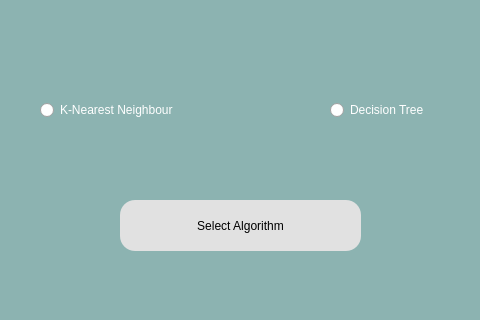
Rizi22/Using-Machine-Learning-Algorithms-to-Predict-the-Price-of-Pre-owned-Cars, file UI_Files/mainMenuUI.ui: the form before one commit; both pictures show x 290 to 770 and y 270 to 590 of the 1100 by 700 pixel window.
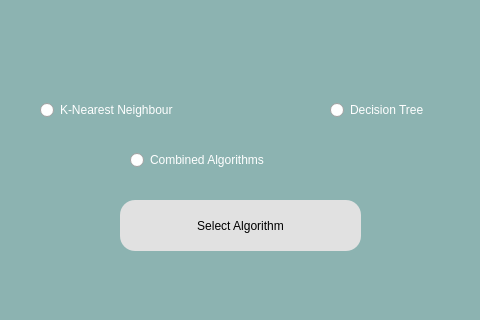
The form after the commit.

Commit message: Worked on combing the algorithms into one

What changed in the file:
```diff
--- a/UI_Files/mainMenuUI.ui
+++ b/UI_Files/mainMenuUI.ui
@@ -131,6 +131,23 @@
      <string>Linear Regression</string>
     </property>
    </widget>
+   <widget class="QRadioButton" name="combinedButton">
+    <property name="geometry">
+     <rect>
+      <x>430</x>
+      <y>440</y>
+      <width>221</width>
+      <height>20</height>
+     </rect>
+    </property>
+    <property name="styleSheet">
+     <string notr="true">color: rgb(255, 255, 255);
+font: 12pt &quot;MS Shell Dlg 2&quot;;</string>
+    </property>
+    <property name="text">
+     <string>Combined Algorithms</string>
+    </property>
+   </widget>
   </widget>
  </widget>
  <resources/>
```
The commit also changes 4 other files.
